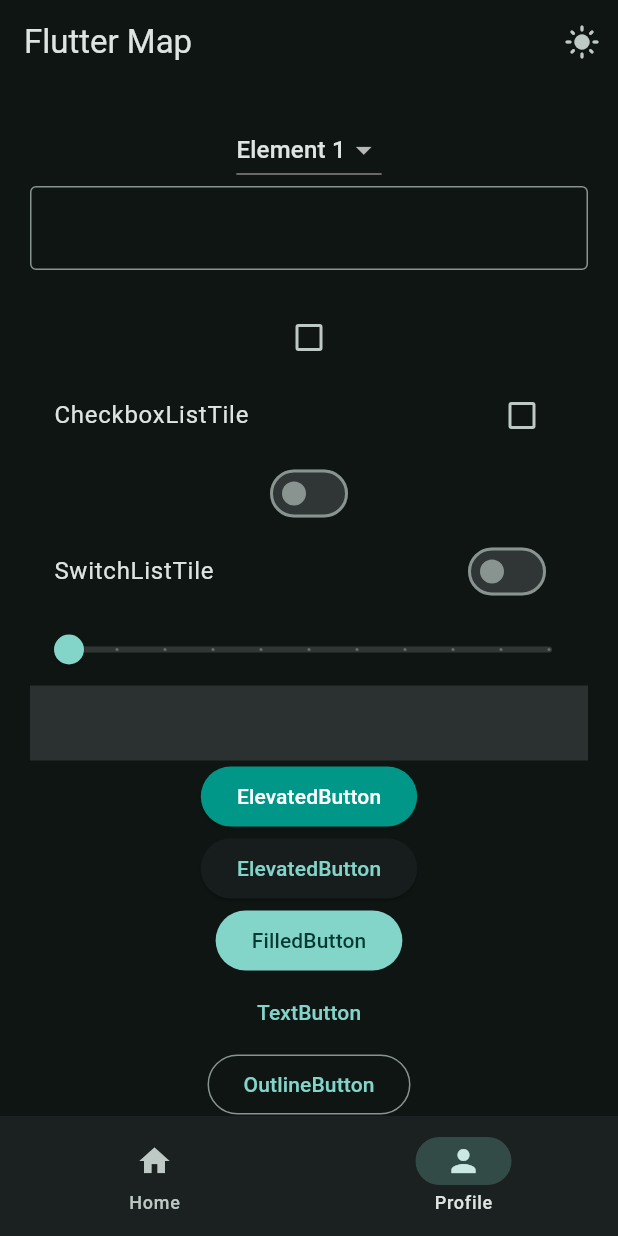
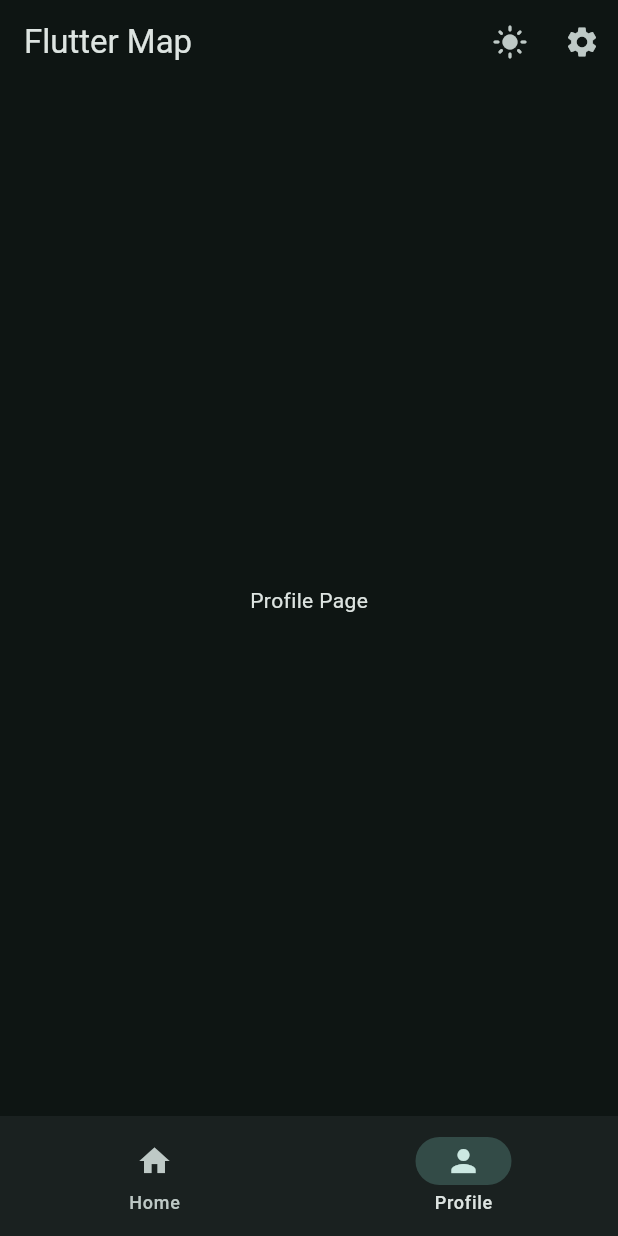
Before and after one commit to zinminnhtun/flutter_learning, a Flutter app: the screen it shows after launch, item 2 of the bottom bar chosen, on a phone screen of 412 x 824 dp. Run offline on Flutter 3.47's test engine with Material 3 defaults, Android fonts, the phone set to English and light mode, and no system bars.

```diff
--- a/lib/views/pages/profile_page.dart
+++ b/lib/views/pages/profile_page.dart
@@ -1,121 +1,10 @@
 import 'package:flutter/material.dart';
 
-class ProfilePage extends StatefulWidget {
+class ProfilePage extends StatelessWidget {
   const ProfilePage({super.key});
 
   @override
-  State<ProfilePage> createState() => _ProfilePageState();
-}
-
-class _ProfilePageState extends State<ProfilePage> {
-  TextEditingController controller = TextEditingController();
-  bool? isChecked = false;
-  bool isSwitched = false;
-  double sliderValue = 0.0;
-  String? menuItems="e1";
-  @override
   Widget build(BuildContext context) {
-    return SingleChildScrollView(
-      child: Padding(
-        padding: const EdgeInsets.all(20.0),
-        child: Column(
-          children: [
-            DropdownButton(
-              value: menuItems,
-              items: [
-                DropdownMenuItem(value:'e1',child:  Text('Element 1')),
-                DropdownMenuItem(value:'e2',child:  Text('Element 2')),
-                DropdownMenuItem(value:'e3',child:  Text('Element 3')),
-                DropdownMenuItem(value:'e4',child:  Text('Element 4')),
-
-              ],
-              onChanged: (String? value) {
-                setState(() {
-                  menuItems = value;
-                });
-              },
-            ),
-            TextField(
-              controller: controller,
-              decoration: InputDecoration(border: OutlineInputBorder()),
-              onEditingComplete: () => setState(() {}),
-            ),
-            Text(controller.text),
-            Checkbox.adaptive(
-              // tristate: true,
-              value: isChecked,
-              onChanged: (bool? value) {
-                setState(() {
-                  isChecked = value;
-                });
-              },
-            ),
-            CheckboxListTile.adaptive(
-              // tristate: true,
-              title: const Text('CheckboxListTile'),
-              value: isChecked,
-              onChanged: (bool? value) {
-                setState(() {
-                  isChecked = value;
-                });
-              },
-            ),
-            Switch.adaptive(
-              value: isSwitched,
-              onChanged: (bool value) {
-                setState(() {
-                  isSwitched = value;
-                });
-              },
-            ),
-            SwitchListTile.adaptive(
-              title: const Text('SwitchListTile'),
-              value: isSwitched,
-              onChanged: (bool value) {
-                setState(() {
-                  isSwitched = value;
-                });
-              },
-            ),
-            Slider.adaptive(
-              max: 10.0,
-              value: sliderValue,
-              divisions: 10,
-              onChanged: (double value) {
-                setState(() {
-                  sliderValue = value;
-                });
-                print(value);
-              },
-            ),
-            InkWell(
-              splashColor: Colors.teal,
-              onTap: () {
-                print("Image Selected");
-              },
-              child: Container(
-                height: 50,
-                width: double.infinity,
-                color: Colors.white12,
-              ),
-            ),
-            ElevatedButton(
-              onPressed: () {},
-              style: ElevatedButton.styleFrom(
-                backgroundColor: Colors.teal,
-                foregroundColor: Colors.white,
-              ),
-              child: Text("ElevatedButton"),
-            ),
-            ElevatedButton(onPressed: () {}, child: Text("ElevatedButton")),
-            FilledButton(onPressed: () {}, child: Text("FilledButton")),
-            TextButton(onPressed: () {}, child: Text("TextButton")),
-            OutlinedButton(onPressed: () {}, child: Text("OutlineButton")),
-            CloseButton(),
-            BackButton(),
-          ],
-        ),
-      ),
-    );
+    return Center(child: Text("Profile Page"));
   }
 }
--- a/lib/views/widget_tree.dart
+++ b/lib/views/widget_tree.dart
@@ -2,6 +2,7 @@ import 'package:flutter/material.dart';
 import 'package:flutter_app/data/notifiers.dart';
 import 'package:flutter_app/views/pages/home_page.dart';
 import 'package:flutter_app/views/pages/profile_page.dart';
+import 'package:flutter_app/views/pages/settings_page.dart';
 
 import 'widgets/navbar_widget.dart';
 
@@ -19,16 +20,26 @@ class WidgetTree extends StatelessWidget {
           IconButton(
             onPressed: () {
               isDarkModeNotifier.value = !isDarkModeNotifier.value;
-
             },
             icon: ValueListenableBuilder(
               valueListenable: isDarkModeNotifier,
               builder: (context, isDarkMode, child) {
-                return Icon(
-                  isDarkMode ? Icons.light_mode : Icons.dark_mode,
-                );
+                return Icon(isDarkMode ? Icons.light_mode : Icons.dark_mode);
               },
             ),
+          ),
+          IconButton(
+            onPressed: () {
+              Navigator.push(
+                context,
+                MaterialPageRoute(
+                  builder: (context) {
+                    return SettingsPage();
+                  },
+                ),
+              );
+            },
+            icon: Icon(Icons.settings),
           ),
         ],
       ),
```
Also changed, not shown: lib/views/pages/settings_page.dart (added, +123 -0 lines).
